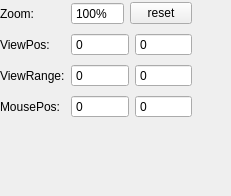
Old version of the form poitagger/ui/imgInfo.ui in the repository dlr-eoc/poitagger.
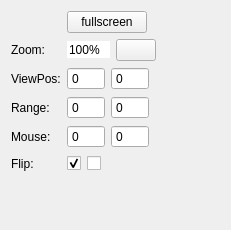
New version of the form. Icons and pictures are not drawn.

Patch:
```diff
--- a/poitagger/ui/imgInfo.ui
+++ b/poitagger/ui/imgInfo.ui
@@ -7,141 +7,27 @@
     <x>0</x>
     <y>0</y>
     <width>231</width>
-    <height>196</height>
+    <height>230</height>
    </rect>
   </property>
   <property name="windowTitle">
    <string>Form</string>
   </property>
-  <widget class="QWidget" name="gridLayoutWidget">
-   <property name="geometry">
-    <rect>
-     <x>0</x>
-     <y>0</y>
-     <width>192</width>
-     <height>121</height>
-    </rect>
-   </property>
-   <layout class="QGridLayout" name="gridLayout">
-    <item row="1" column="1">
-     <layout class="QHBoxLayout" name="horizontalLayout_2">
-      <item>
-       <widget class="QSpinBox" name="x_view">
-        <property name="readOnly">
-         <bool>true</bool>
-        </property>
-        <property name="buttonSymbols">
-         <enum>QAbstractSpinBox::NoButtons</enum>
-        </property>
-        <property name="minimum">
-         <number>-9999</number>
-        </property>
-        <property name="maximum">
-         <number>9999</number>
-        </property>
-       </widget>
-      </item>
-      <item>
-       <widget class="QSpinBox" name="y_view">
-        <property name="readOnly">
-         <bool>true</bool>
-        </property>
-        <property name="buttonSymbols">
-         <enum>QAbstractSpinBox::NoButtons</enum>
-        </property>
-        <property name="minimum">
-         <number>-9999</number>
-        </property>
-        <property name="maximum">
-         <number>9999</number>
-        </property>
-       </widget>
-      </item>
-     </layout>
-    </item>
-    <item row="0" column="0">
+  <layout class="QFormLayout" name="formLayout">
+   <item row="1" column="0">
      <widget class="QLabel" name="label">
       <property name="text">
        <string>Zoom:</string>
       </property>
      </widget>
     </item>
-    <item row="3" column="1">
-     <layout class="QHBoxLayout" name="horizontalLayout_3">
-      <item>
-       <widget class="QSpinBox" name="x_mouse">
-        <property name="readOnly">
-         <bool>true</bool>
-        </property>
-        <property name="buttonSymbols">
-         <enum>QAbstractSpinBox::NoButtons</enum>
-        </property>
-        <property name="minimum">
-         <number>-9999</number>
-        </property>
-        <property name="maximum">
-         <number>9999</number>
-        </property>
-       </widget>
-      </item>
-      <item>
-       <widget class="QSpinBox" name="y_mouse">
-        <property name="readOnly">
-         <bool>true</bool>
-        </property>
-        <property name="buttonSymbols">
-         <enum>QAbstractSpinBox::NoButtons</enum>
-        </property>
-        <property name="minimum">
-         <number>-9999</number>
-        </property>
-        <property name="maximum">
-         <number>9999</number>
-        </property>
-       </widget>
-      </item>
-     </layout>
-    </item>
-    <item row="2" column="1">
-     <layout class="QHBoxLayout" name="horizontalLayout">
-      <item>
-       <widget class="QSpinBox" name="x_range">
-        <property name="readOnly">
-         <bool>true</bool>
-        </property>
-        <property name="buttonSymbols">
-         <enum>QAbstractSpinBox::NoButtons</enum>
-        </property>
-        <property name="minimum">
-         <number>-9999</number>
-        </property>
-        <property name="maximum">
-         <number>9999</number>
-        </property>
-       </widget>
-      </item>
-      <item>
-       <widget class="QSpinBox" name="y_range">
-        <property name="readOnly">
-         <bool>true</bool>
-        </property>
-        <property name="buttonSymbols">
-         <enum>QAbstractSpinBox::NoButtons</enum>
-        </property>
-        <property name="minimum">
-         <number>-9999</number>
-        </property>
-        <property name="maximum">
-         <number>9999</number>
-        </property>
-       </widget>
-      </item>
-     </layout>
-    </item>
-    <item row="0" column="1">
+   <item row="1" column="1">
      <layout class="QHBoxLayout" name="horizontalLayout_4">
       <item>
        <widget class="QSpinBox" name="zoom">
+       <property name="frame">
+        <bool>false</bool>
+       </property>
         <property name="readOnly">
          <bool>false</bool>
         </property>
@@ -152,7 +38,7 @@
          <string>%</string>
         </property>
         <property name="minimum">
-         <number>-9999</number>
+        <number>0</number>
         </property>
         <property name="maximum">
          <number>9999</number>
@@ -163,37 +49,291 @@
        </widget>
       </item>
       <item>
-       <widget class="QPushButton" name="pushButton">
+      <widget class="QPushButton" name="pushButton_2">
         <property name="text">
-         <string>reset</string>
+        <string/>
+       </property>
+       <property name="icon">
+        <iconset>
+         <normaloff>icons/100proz.png</normaloff>icons/100proz.png</iconset>
+       </property>
+       <property name="iconSize">
+        <size>
+         <width>36</width>
+         <height>20</height>
+        </size>
         </property>
        </widget>
       </item>
-     </layout>
-    </item>
-    <item row="1" column="0">
+     <item>
+      <spacer name="horizontalSpacer_5">
+       <property name="orientation">
+        <enum>Qt::Horizontal</enum>
+       </property>
+       <property name="sizeHint" stdset="0">
+        <size>
+         <width>40</width>
+         <height>20</height>
+        </size>
+       </property>
+      </spacer>
+     </item>
+    </layout>
+   </item>
+   <item row="2" column="0">
      <widget class="QLabel" name="label_3">
       <property name="text">
        <string>ViewPos:</string>
       </property>
      </widget>
     </item>
-    <item row="2" column="0">
-     <widget class="QLabel" name="label_2">
-      <property name="text">
-       <string>ViewRange:</string>
-      </property>
-     </widget>
+   <item row="2" column="1">
+    <layout class="QHBoxLayout" name="horizontalLayout_2">
+     <item>
+      <widget class="QSpinBox" name="x_view">
+       <property name="readOnly">
+        <bool>true</bool>
+       </property>
+       <property name="buttonSymbols">
+        <enum>QAbstractSpinBox::NoButtons</enum>
+       </property>
+       <property name="minimum">
+        <number>-999</number>
+       </property>
+       <property name="maximum">
+        <number>9999</number>
+       </property>
+      </widget>
+     </item>
+     <item>
+      <widget class="QSpinBox" name="y_view">
+       <property name="readOnly">
+        <bool>true</bool>
+       </property>
+       <property name="buttonSymbols">
+        <enum>QAbstractSpinBox::NoButtons</enum>
+       </property>
+       <property name="minimum">
+        <number>-999</number>
+       </property>
+       <property name="maximum">
+        <number>9999</number>
+       </property>
+      </widget>
+     </item>
+     <item>
+      <spacer name="horizontalSpacer_3">
+       <property name="orientation">
+        <enum>Qt::Horizontal</enum>
+       </property>
+       <property name="sizeHint" stdset="0">
+        <size>
+         <width>40</width>
+         <height>20</height>
+        </size>
+       </property>
+      </spacer>
+     </item>
+    </layout>
     </item>
     <item row="3" column="0">
+    <widget class="QLabel" name="label_2">
+     <property name="text">
+      <string>Range:</string>
+     </property>
+    </widget>
+   </item>
+   <item row="3" column="1">
+    <layout class="QHBoxLayout" name="horizontalLayout">
+     <item>
+      <widget class="QSpinBox" name="x_range">
+       <property name="readOnly">
+        <bool>true</bool>
+       </property>
+       <property name="buttonSymbols">
+        <enum>QAbstractSpinBox::NoButtons</enum>
+       </property>
+       <property name="minimum">
+        <number>-999</number>
+       </property>
+       <property name="maximum">
+        <number>9999</number>
+       </property>
+       <property name="displayIntegerBase">
+        <number>10</number>
+       </property>
+      </widget>
+     </item>
+     <item>
+      <widget class="QSpinBox" name="y_range">
+       <property name="readOnly">
+        <bool>true</bool>
+       </property>
+       <property name="buttonSymbols">
+        <enum>QAbstractSpinBox::NoButtons</enum>
+       </property>
+       <property name="minimum">
+        <number>-999</number>
+       </property>
+       <property name="maximum">
+        <number>9999</number>
+       </property>
+       <property name="displayIntegerBase">
+        <number>10</number>
+       </property>
+      </widget>
+     </item>
+     <item>
+      <spacer name="horizontalSpacer_2">
+       <property name="orientation">
+        <enum>Qt::Horizontal</enum>
+       </property>
+       <property name="sizeHint" stdset="0">
+        <size>
+         <width>40</width>
+         <height>20</height>
+        </size>
+       </property>
+      </spacer>
+     </item>
+    </layout>
+   </item>
+   <item row="4" column="0">
      <widget class="QLabel" name="label_5">
       <property name="text">
-       <string>MousePos:</string>
+      <string>Mouse:</string>
       </property>
      </widget>
     </item>
-   </layout>
-  </widget>
+   <item row="4" column="1">
+    <layout class="QHBoxLayout" name="horizontalLayout_3">
+     <item>
+      <widget class="QSpinBox" name="x_mouse">
+       <property name="readOnly">
+        <bool>true</bool>
+       </property>
+       <property name="buttonSymbols">
+        <enum>QAbstractSpinBox::NoButtons</enum>
+       </property>
+       <property name="minimum">
+        <number>-999</number>
+       </property>
+       <property name="maximum">
+        <number>9999</number>
+       </property>
+      </widget>
+     </item>
+     <item>
+      <widget class="QSpinBox" name="y_mouse">
+       <property name="readOnly">
+        <bool>true</bool>
+       </property>
+       <property name="buttonSymbols">
+        <enum>QAbstractSpinBox::NoButtons</enum>
+       </property>
+       <property name="minimum">
+        <number>-999</number>
+       </property>
+       <property name="maximum">
+        <number>9999</number>
+       </property>
+      </widget>
+     </item>
+     <item>
+      <spacer name="horizontalSpacer_4">
+       <property name="orientation">
+        <enum>Qt::Horizontal</enum>
+       </property>
+       <property name="sizeHint" stdset="0">
+        <size>
+         <width>40</width>
+         <height>20</height>
+        </size>
+       </property>
+      </spacer>
+     </item>
+    </layout>
+   </item>
+   <item row="5" column="0">
+    <widget class="QLabel" name="label_4">
+     <property name="text">
+      <string>Flip:</string>
+     </property>
+    </widget>
+   </item>
+   <item row="5" column="1">
+    <layout class="QHBoxLayout" name="horizontalLayout_5">
+     <item>
+      <widget class="QCheckBox" name="CVfliphorCheckBox">
+       <property name="text">
+        <string/>
+       </property>
+       <property name="icon">
+        <iconset>
+         <normaloff>icons/arrow_lr1.png</normaloff>icons/arrow_lr1.png</iconset>
+       </property>
+       <property name="checked">
+        <bool>true</bool>
+       </property>
+       <property name="tristate">
+        <bool>false</bool>
+       </property>
+      </widget>
+     </item>
+     <item>
+      <widget class="QCheckBox" name="CVflipverCheckBox">
+       <property name="text">
+        <string/>
+       </property>
+       <property name="icon">
+        <iconset>
+         <normaloff>icons/arrow_ud1.png</normaloff>icons/arrow_ud1.png</iconset>
+       </property>
+       <property name="checked">
+        <bool>false</bool>
+       </property>
+      </widget>
+     </item>
+     <item>
+      <spacer name="horizontalSpacer">
+       <property name="orientation">
+        <enum>Qt::Horizontal</enum>
+       </property>
+       <property name="sizeHint" stdset="0">
+        <size>
+         <width>40</width>
+         <height>20</height>
+        </size>
+       </property>
+      </spacer>
+     </item>
+    </layout>
+   </item>
+   <item row="0" column="1">
+    <layout class="QHBoxLayout" name="horizontalLayout_6">
+     <item>
+      <widget class="QPushButton" name="pushButton">
+       <property name="text">
+        <string>fullscreen</string>
+       </property>
+      </widget>
+     </item>
+     <item>
+      <spacer name="horizontalSpacer_6">
+       <property name="orientation">
+        <enum>Qt::Horizontal</enum>
+       </property>
+       <property name="sizeHint" stdset="0">
+        <size>
+         <width>40</width>
+         <height>20</height>
+        </size>
+       </property>
+      </spacer>
+     </item>
+    </layout>
+   </item>
+  </layout>
  </widget>
  <resources/>
  <connections/>
```
Lines whose indentation alone changed are shown as unchanged.
